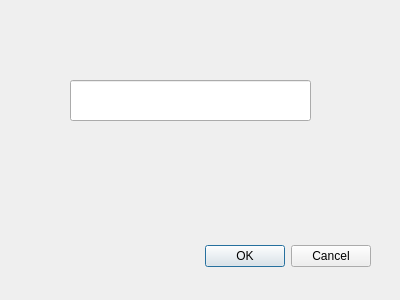
The window that usun_dialog.ui (IPP-Projekt/Uczelnia_z_bibloteka_klas) describes before a commit, drawn with Qt 5.
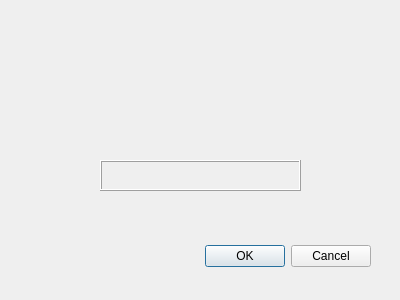
The same window after the commit.

Diff of the .ui file:
```diff
--- a/usun_dialog.ui
+++ b/usun_dialog.ui
@@ -29,15 +29,27 @@
     <set>QDialogButtonBox::Cancel|QDialogButtonBox::Ok</set>
    </property>
   </widget>
-  <widget class="QLineEdit" name="lineEdit">
+  <widget class="QLabel" name="labelEntry">
    <property name="geometry">
     <rect>
-     <x>70</x>
-     <y>80</y>
-     <width>241</width>
-     <height>41</height>
+     <x>100</x>
+     <y>160</y>
+     <width>201</width>
+     <height>31</height>
     </rect>
    </property>
+   <property name="autoFillBackground">
+    <bool>true</bool>
+   </property>
+   <property name="frameShape">
+    <enum>QFrame::Box</enum>
+   </property>
+   <property name="frameShadow">
+    <enum>QFrame::Raised</enum>
+   </property>
+   <property name="text">
+    <string/>
+   </property>
   </widget>
  </widget>
  <resources/>
```
